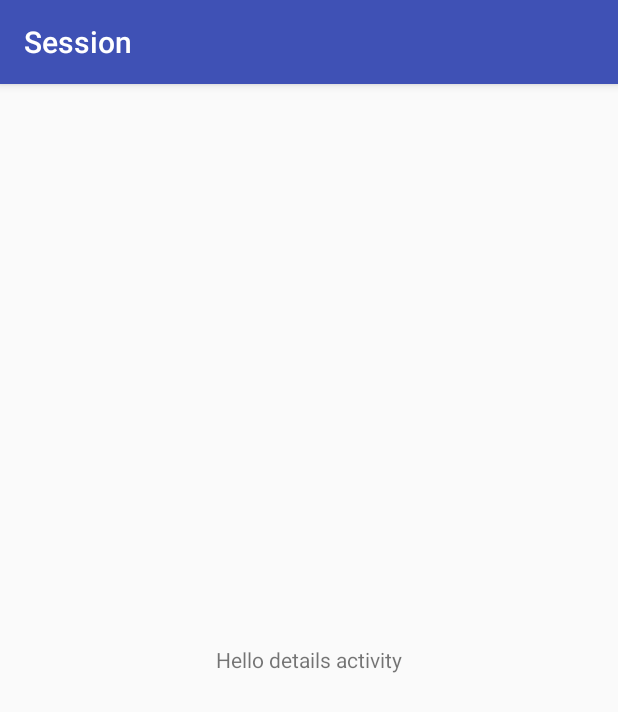
After one commit to AhmadKhalifa/Session2, an Android app: the DetailsActivity screen opened directly, with no data from a screen before it, on a phone screen of 412 x 824 dp. The commit adds this screen. Shown: the top 712 px of the screen. Run offline under Robolectric (Android 15) with nearby library versions, the phone set to English and light mode, and no system bars; 2 statements that could not run were skipped.

Commit message:
Last session

```diff
--- /dev/null
+++ b/app/src/main/java/com/orange/session/DetailsActivity.java
@@ -0,0 +1,20 @@
+package com.orange.session;
+
+import android.support.v7.app.AppCompatActivity;
+import android.os.Bundle;
+import android.widget.TextView;
+
+public class DetailsActivity extends AppCompatActivity {
+
+    private TextView titleTextView;
+    private Movie movie;
+
+    @Override
+    protected void onCreate(Bundle savedInstanceState) {
+        super.onCreate(savedInstanceState);
+        setContentView(R.layout.activity_details);
+        movie = (Movie) getIntent().getExtras().getSerializable("Movie");
+        titleTextView = (TextView) findViewById(R.id.movie_title);
+        titleTextView.setText(movie.getName());
+    }
+}
--- /dev/null
+++ b/app/src/main/res/layout/activity_details.xml
@@ -0,0 +1,19 @@
+<?xml version="1.0" encoding="utf-8"?>
+<RelativeLayout
+    xmlns:android="http://schemas.android.com/apk/res/android"
+    xmlns:tools="http://schemas.android.com/tools"
+    android:id="@+id/activity_details"
+    android:layout_width="match_parent"
+    android:layout_height="match_parent"
+    android:paddingBottom="@dimen/activity_vertical_margin"
+    android:paddingLeft="@dimen/activity_horizontal_margin"
+    android:paddingRight="@dimen/activity_horizontal_margin"
+    android:paddingTop="@dimen/activity_vertical_margin"
+    tools:context="com.orange.session.DetailsActivity">
+
+    <TextView
+        android:id="@+id/movie_title"
+        android:layout_width="match_parent" android:layout_height="match_parent"
+    android:text="Hello details activity" android:gravity="center"/>
+
+</RelativeLayout>
--- a/app/src/main/res/layout/list_item_movie.xml
+++ b/app/src/main/res/layout/list_item_movie.xml
@@ -1,6 +1,7 @@
 <?xml version="1.0" encoding="utf-8"?>
 <LinearLayout xmlns:android="http://schemas.android.com/apk/res/android"
     android:orientation="vertical" android:layout_width="match_parent"
+              android:id="@+id/item_movie"
     android:layout_height="wrap_content">
 
     <LinearLayout
```
Also changed, not shown: app/build.gradle (+6 -6 lines), app/src/main/AndroidManifest.xml (+5 -3 lines), app/src/main/java/com/orange/session/MainActivity.java (+23 -54 lines), app/src/main/java/com/orange/session/Movie.java (+12 -1 lines), app/src/main/java/com/orange/session/MoviesAdapter.java (+28 -3 lines), app/src/main/java/com/orange/session/MoviesGetterTask.java (added, +97 -0 lines).
